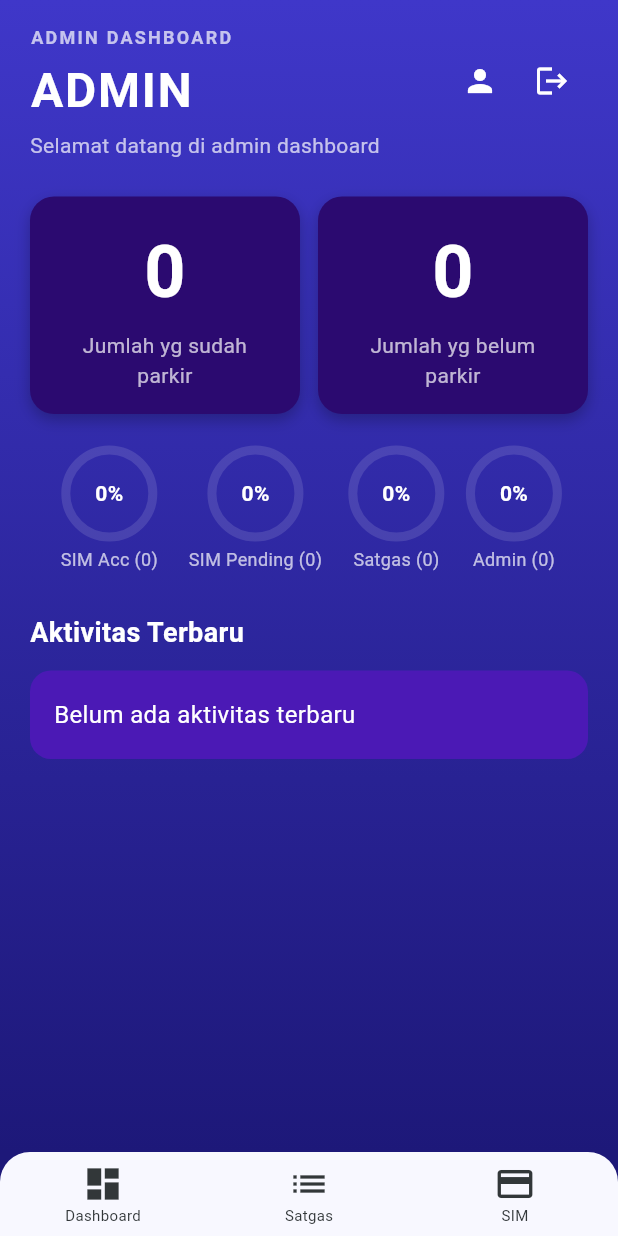
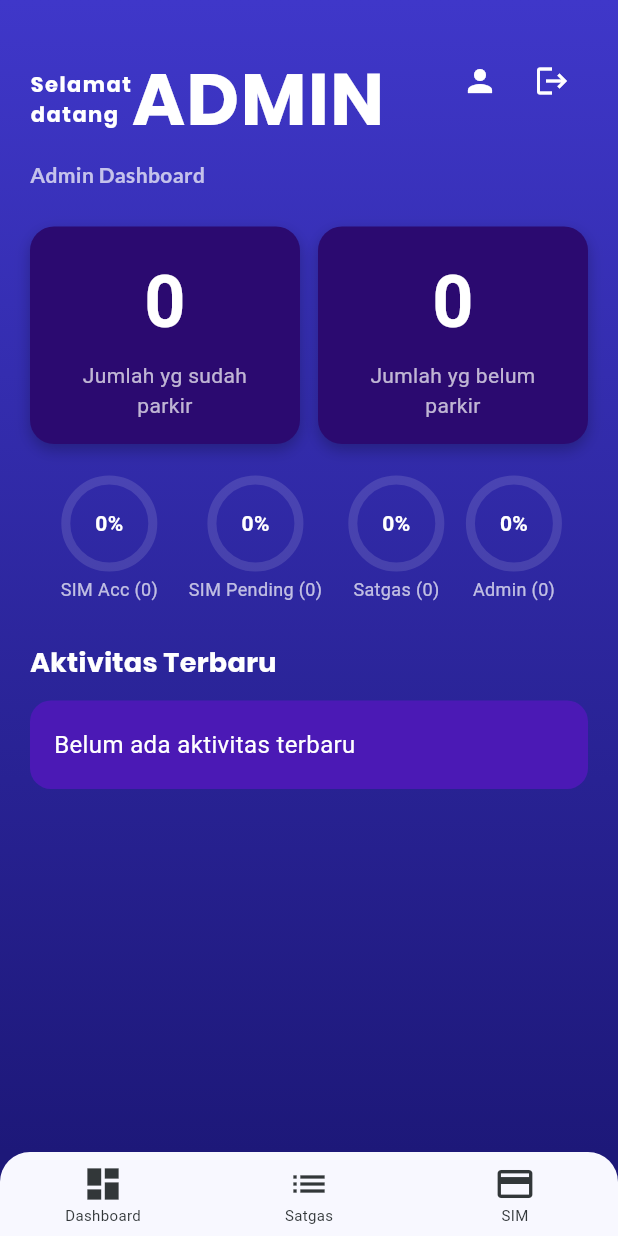
Before and after one commit to ArvaRasendriya/SistemParkirSekolah, a Flutter app: the AdminDashboardPage screen opened by its route, on a phone screen of 412 x 824 dp. Run offline on Flutter 3.47's test engine with Material 3 defaults, Android fonts, the phone set to English and light mode, and no system bars; our stand-ins replace audioplayers, camera, google_fonts, image_cropper, qr_flutter, shared_preferences and 2 more; missing offline and left inert: mobile_scanner; accounts and stored records are empty.

Commit message:
ui-fixes

```diff
--- a/lib/pages/admin_dashboard_page.dart
+++ b/lib/pages/admin_dashboard_page.dart
@@ -190,6 +190,9 @@ void dispose() {
       );
     }
 
+    final w = MediaQuery.of(context).size.width;
+    final isSmall = w < 380;
+
     final total = simAcc + simPending + akunSatgas + akunAdmin;
     double _percent(int value) => total == 0 ? 0 : value / total;
 
@@ -210,30 +213,62 @@ void dispose() {
           child: Column(
             crossAxisAlignment: CrossAxisAlignment.start,
             children: [
+              const SizedBox(height: 16),
+
+              Row(
+                crossAxisAlignment: CrossAxisAlignment.center,
+                children: [
+                  Column(
+                    crossAxisAlignment: CrossAxisAlignment.start,
+                    children: const[
+                      Text(
+                        'Selamat',
+                        style: TextStyle(
+                          fontSize: 14,
+                          color: Colors.white,
+                          fontFamily: 'Poppins',
+                          fontWeight: FontWeight.w700,
+                          letterSpacing: 1.0
+                        ),
+                      ),
+                      Text(
+                        'datang',
+                        style: TextStyle(
+                          fontSize: 14,
+                          color: Colors.white,
+                          fontFamily: 'Poppins',
+                          fontWeight: FontWeight.w700,
+                          letterSpacing: 1.0
+                        ),
+                      ),
+                    ],
+                  ),
+
+                  Text(
+                    'ADMIN',
+                      style: TextStyle(
+                      fontSize: isSmall ? 36 : 48,
+                      color: Colors.white,
+                      fontFamily: 'Poppins',
+                      fontWeight: FontWeight.w700,
+                      letterSpacing: 1.0
+                    ),
+                  ),
+                ],
+              ),
+
+              const SizedBox(height: 6),
+
               const Text(
-                "ADMIN DASHBOARD",
+                'Admin Dashboard',
                 style: TextStyle(
                   color: Colors.white70,
-                  fontSize: 12,
-                  letterSpacing: 1.5,
-                  fontWeight: FontWeight.w600,
-                ),
+                  fontSize: 14,
+                  fontFamily: 'Lato',
+                  fontWeight: FontWeight.w700,
+                )
               ),
-              const SizedBox(height: 4),
-              const Text(
-                "ADMIN",
-                style: TextStyle(
-                  fontSize: 32,
-                  color: Colors.white,
-                  fontWeight: FontWeight.bold,
-                  letterSpacing: 1.2,
-                ),
-              ),
-              const SizedBox(height: 4),
-              const Text(
-                "Selamat datang di admin dashboard",
-                style: TextStyle(color: Colors.white70, fontSize: 14),
-              ),
+
               const SizedBox(height: 24),
 
               Row(
@@ -272,6 +307,7 @@ void dispose() {
                 "Aktivitas Terbaru",
                 style: TextStyle(
                     color: Colors.white,
+                    fontFamily: 'Poppins',
                     fontSize: 18,
                     fontWeight: FontWeight.bold),
               ),
```
Also changed, not shown: lib/pages/daftar_berhasil_page.dart (+20 -4 lines), lib/pages/daftar_gagal_page.dart (+36 -7 lines), lib/pages/welcome_page.dart (+19 -7 lines).
